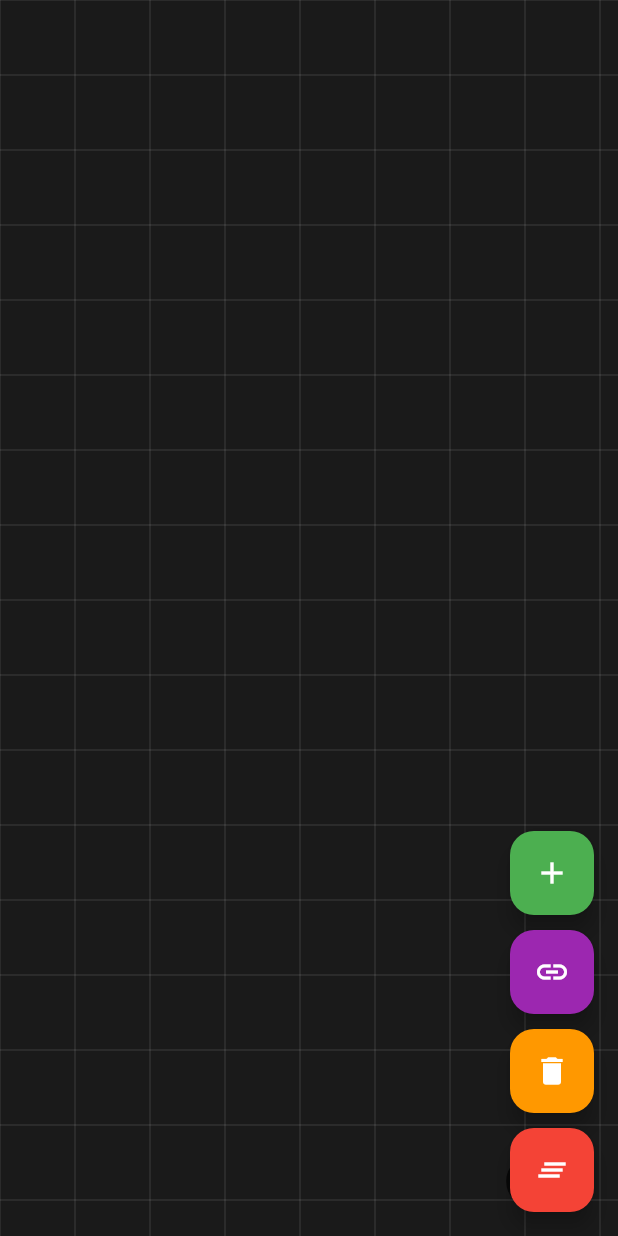
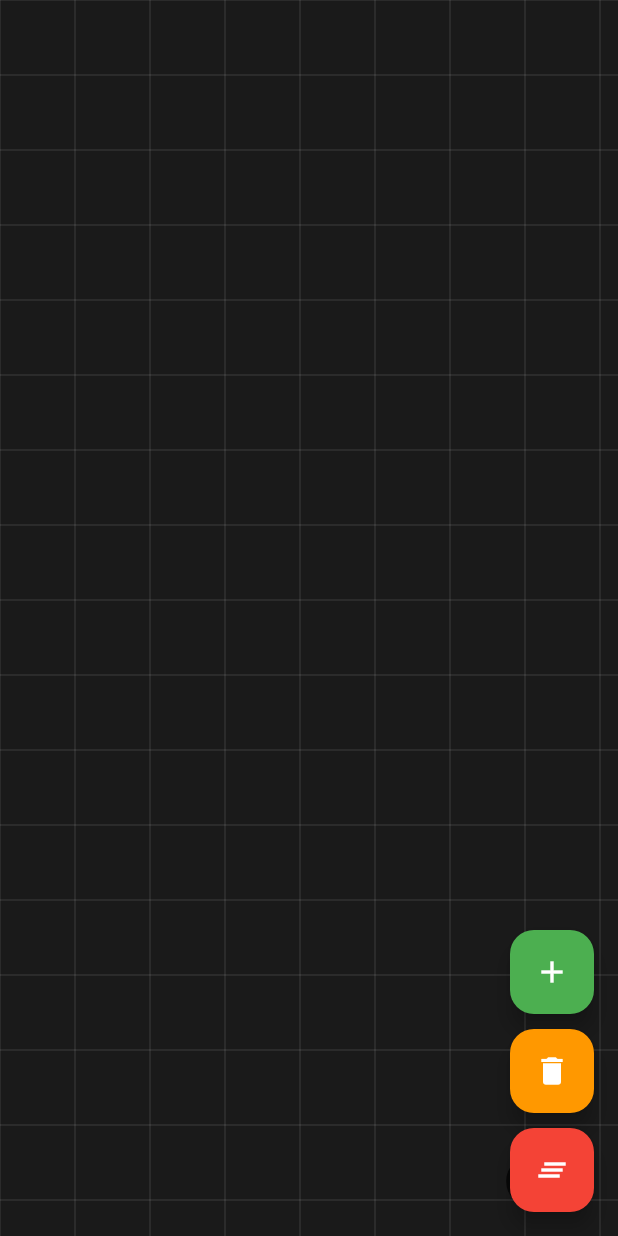
Before and after one commit to Telomelonia/graph_todo, a Flutter app: the screen it shows after launch, on a phone screen of 412 x 824 dp. Run offline on Flutter 3.47's test engine with Material 3 defaults, Android fonts, the phone set to English and light mode, and no system bars.

Commit message:
refactor: improve connection deletion and info panel layout
- Make connection delete button hover-only for cleaner UI
- Enhance connection delete hitbox size and visual feedback
- Move info panel save/cancel buttons to left-aligned layout
- Remove redundant connection mode floating button and indicator

🤖 Generated with [Claude Code](https://claude.ai/code)

Co-Authored-By: Claude <noreply@anthropic.com>

```diff
--- a/lib/main.dart
+++ b/lib/main.dart
@@ -56,20 +56,6 @@ class HomePage extends StatelessWidget {
                   provider.isAddNodeMode
                       ? Icons.close
                       : Icons.add,
-                  color: Colors.white,
-                ),
-              ),
-              const SizedBox(height: 10),
-              FloatingActionButton(
-                heroTag: "connect",
-                onPressed: provider.toggleConnectMode,
-                backgroundColor: provider.isConnectMode
-                    ? Colors.blue
-                    : Colors.purple,
-                child: Icon(
-                  provider.isConnectMode
-                      ? Icons.close
-                      : Icons.link,
                   color: Colors.white,
                 ),
               ),
@@ -329,33 +315,10 @@ class _CanvasWidgetState extends State<CanvasWidget> {
                     ),
                   ),
 
-                // Connection mode indicator
-                if (provider.isConnectMode)
-                  Positioned(
-                    top: 100,
-                    left: 20,
-                    child: Container(
-                      padding: const EdgeInsets.all(16),
-                      decoration: BoxDecoration(
-                        color: Colors.purple.withValues(alpha: 0.9),
-                        borderRadius: BorderRadius.circular(8),
-                      ),
-                      child: Text(
-                        provider.selectedNodeForConnection == null
-                            ? 'Click first node to connect'
-                            : 'Click second node to complete connection',
-                        style: const TextStyle(
-                          color: Colors.white,
-                          fontWeight: FontWeight.bold,
-                        ),
-                      ),
-                    ),
-                  ),
-
                 // Eraser mode indicator
                 if (provider.isEraserMode)
                   Positioned(
-                    top: 150,
+                    top: 100,
                     left: 20,
                     child: Container(
                       padding: const EdgeInsets.all(16),
```
Also changed, not shown: lib/widgets/info_panel_widget.dart (+15 -15 lines), lib/widgets/interactive_connection_widget.dart (+13 -9 lines).
